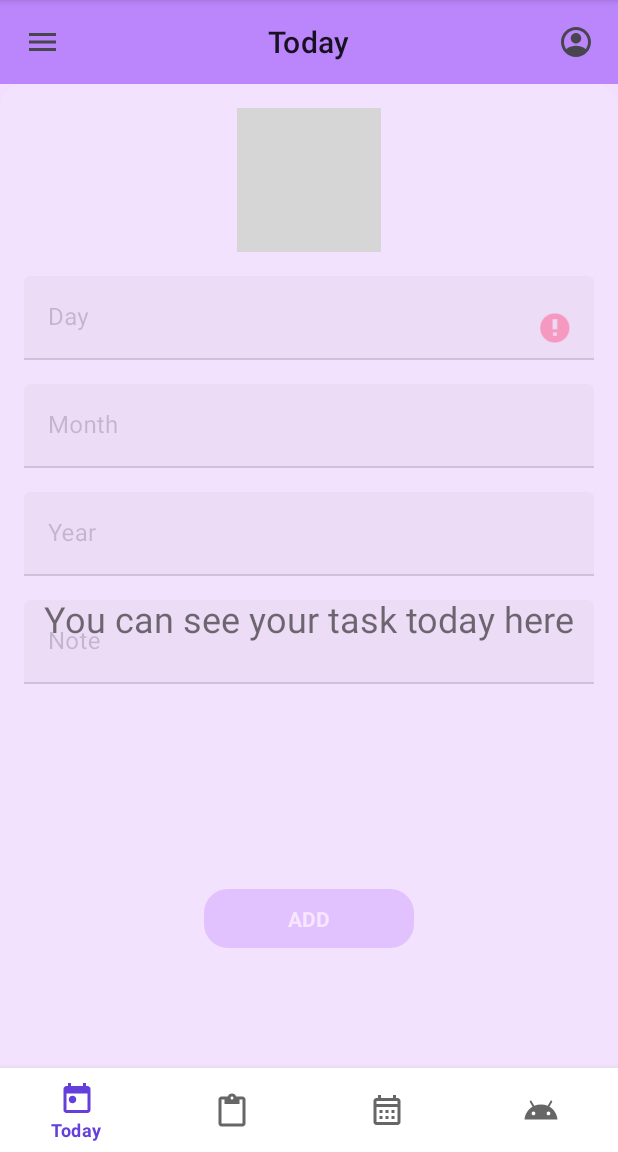
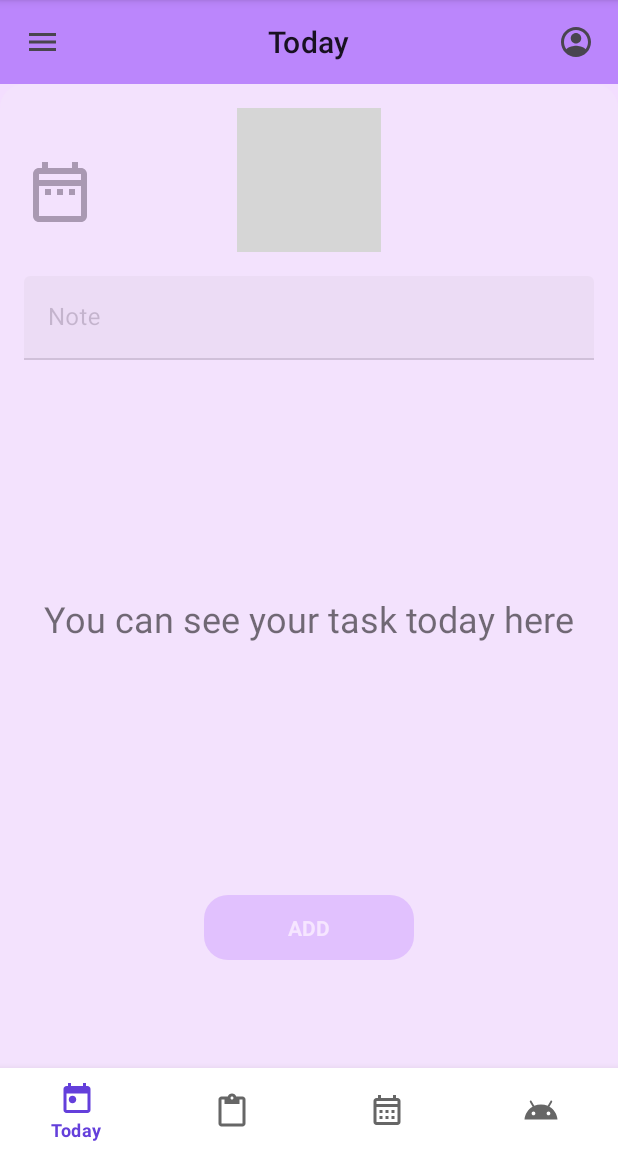
Before and after one commit to ProPTIT-ZERO/Personal-Assistant, an Android app: the fragment AddNoteFragment placed in its activity, after a tap on "ADD", on a phone screen of 412 x 824 dp, the part 84-1236 px from its top. Run offline under Robolectric (Android 15) with nearby library versions, the phone set to English and light mode, and no system bars; our stand-ins replace navigation-ui; grey boxes are pictures that could not be loaded.

Commit message:
Chỉnh lại UI cho đẹp tí

```diff
--- a/app/src/main/java/club/mobile/d21/personalassistant/ui/all_note/AddNoteFragment.kt
+++ b/app/src/main/java/club/mobile/d21/personalassistant/ui/all_note/AddNoteFragment.kt
@@ -1,5 +1,6 @@
 package club.mobile.d21.personalassistant.ui.all_note
 
+import android.app.DatePickerDialog
 import android.os.Bundle
 import android.view.LayoutInflater
 import android.view.View
@@ -8,8 +9,9 @@ import androidx.fragment.app.Fragment
 import club.mobile.d21.personalassistant.R
 import club.mobile.d21.personalassistant.databinding.FragmentAddNoteBinding
 import java.time.LocalDate
+import java.util.Calendar.*
 
-class AddNoteFragment() : Fragment() {
+class AddNoteFragment : Fragment() {
     private var _binding: FragmentAddNoteBinding? = null
     private val binding get() = _binding!!
     private lateinit var callBackNote: CallBackNote
@@ -17,7 +19,7 @@ class AddNoteFragment() : Fragment() {
         inflater: LayoutInflater,
         container: ViewGroup?,
         savedInstanceState: Bundle?
-    ): View? {
+    ): View {
         _binding = FragmentAddNoteBinding.inflate(inflater, container, false)
         return binding.root
     }
@@ -26,13 +28,24 @@ class AddNoteFragment() : Fragment() {
         initEvent()
     }
     private fun initEvent() {
+        var selectedDate: LocalDate? = null
+        binding.setDate.setOnClickListener {
+            val calendar = getInstance()
+            val datePickerDialog = DatePickerDialog(requireContext(),{
+                    datePicker, year:Int, month:Int, day:Int ->
+                    selectedDate = LocalDate.of(year, month+1,day)
+                binding.date.text = String.format("%2d / %2d / %4d",day,month,year)
+                binding.date.setBackgroundResource(R.drawable.bg_save_button)
+            },calendar.get(YEAR),
+                calendar.get(MONTH),
+                calendar.get(DAY_OF_MONTH))
+                datePickerDialog.show()
+        }
         binding.addButton.setOnClickListener {
-            if(!handleValidation()){
+            if(selectedDate == null || !handleValidation()){
                 return@setOnClickListener
             }
-            callBackNote.add(LocalDate.of(binding.yearEditText.text.toString().toInt(),
-                binding.monthEditText.text.toString().toInt(),
-                binding.dayEditText.text.toString().toInt()),
+            callBackNote.add(selectedDate!!,
                 binding.noteEditText.text.toString())
             val fragmentManager = parentFragmentManager
             fragmentManager.beginTransaction().remove(this).commit()
@@ -47,18 +60,6 @@ class AddNoteFragment() : Fragment() {
         }
     }
     private fun handleValidation(): Boolean {
-        if(binding.dayEditText.text.toString().isEmpty()){
-            binding.dayEditText.error = getString(R.string.please_enter_the_date)
-            return false
-        }
-        if(binding.monthEditText.text.toString().isEmpty()){
-            binding.monthEditText.error = getString(R.string.please_enter_the_month)
-            return false
-        }
-        if(binding.yearEditText.text.toString().isEmpty()){
-            binding.yearEditText.error = getString(R.string.please_enter_the_year)
-            return false
-        }
         if(binding.noteEditText.text.toString().isEmpty()){
             binding.noteEditText.error = getString(R.string.please_enter_your_note)
             return false
--- /dev/null
+++ b/app/src/main/res/drawable/ic_set_date.xml
@@ -0,0 +1,9 @@
+<vector xmlns:android="http://schemas.android.com/apk/res/android"
+    android:width="48dp"
+    android:height="48dp"
+    android:viewportWidth="48"
+    android:viewportHeight="48">
+  <path
+      android:pathData="M14,22H18V26H14V22ZM42,12V40C42,42.2 40.2,44 38,44H10C7.78,44 6,42.2 6,40L6.02,12C6.02,9.8 7.78,8 10,8H12V4H16V8H32V4H36V8H38C40.2,8 42,9.8 42,12ZM10,16H38V12H10V16ZM38,40V20H10V40H38ZM30,26H34V22H30V26ZM22,26H26V22H22V26Z"
+      android:fillColor="#000000"/>
+</vector>
--- a/app/src/main/res/layout/fragment_add_note.xml
+++ b/app/src/main/res/layout/fragment_add_note.xml
@@ -17,67 +17,40 @@
         app:layout_constraintStart_toStartOf="parent"
         app:layout_constraintTop_toTopOf="parent" />
 
-    <com.google.android.material.textfield.TextInputLayout
-        android:id="@+id/dayTextInputLayout"
-        android:layout_width="match_parent"
+    <TextView
+        android:id="@+id/setDate"
+        android:layout_width="wrap_content"
         android:layout_height="wrap_content"
-        android:layout_marginHorizontal="16dp"
-        android:layout_marginTop="16dp"
-        android:hint="@string/day"
+        android:layout_marginStart="16dp"
+        android:layout_marginTop="48dp"
+        android:background="@drawable/ic_set_date"
+        app:layout_constraintStart_toStartOf="parent"
+        app:layout_constraintTop_toTopOf="parent" />
+
+    <TextView
+        android:id="@+id/date"
+        android:layout_width="wrap_content"
+        android:layout_height="wrap_content"
+        android:background="@color/transparent"
+        android:textColor="@color/white"
+        android:textStyle="bold"
+        app:layout_constraintBottom_toBottomOf="@+id/setDate"
         app:layout_constraintEnd_toEndOf="parent"
-        app:layout_constraintStart_toStartOf="parent"
-        app:layout_constraintTop_toBottomOf="@+id/grabImageView">
-
-        <com.google.android.material.textfield.TextInputEditText
-            android:id="@+id/dayEditText"
-            android:layout_width="match_parent"
-            android:layout_height="match_parent"/>
-    </com.google.android.material.textfield.TextInputLayout>
-
-    <com.google.android.material.textfield.TextInputLayout
-        android:id="@+id/monthTextInputLayout"
-        android:layout_width="match_parent"
-        android:layout_height="wrap_content"
-        android:layout_marginHorizontal="16dp"
-        android:layout_marginTop="16dp"
-        android:hint="@string/month"
-        app:layout_constraintEnd_toEndOf="parent"
-        app:layout_constraintStart_toStartOf="parent"
-        app:layout_constraintTop_toBottomOf="@+id/dayTextInputLayout">
-
-        <com.google.android.material.textfield.TextInputEditText
-            android:id="@+id/monthEditText"
-            android:layout_width="match_parent"
-            android:layout_height="match_parent" />
-    </com.google.android.material.textfield.TextInputLayout>
-
-    <com.google.android.material.textfield.TextInputLayout
-        android:id="@+id/yearTextInputLayout"
-        android:layout_width="match_parent"
-        android:layout_height="wrap_content"
-        android:layout_marginHorizontal="16dp"
-        android:layout_marginTop="16dp"
-        android:hint="@string/year"
-        app:layout_constraintEnd_toEndOf="parent"
-        app:layout_constraintStart_toStartOf="parent"
-        app:layout_constraintTop_toBottomOf="@+id/monthTextInputLayout">
-
-        <com.google.android.material.textfield.TextInputEditText
-            android:id="@+id/yearEditText"
-            android:layout_width="match_parent"
-            android:layout_height="match_parent" />
-    </com.google.android.material.textfield.TextInputLayout>
+        app:layout_constraintStart_toEndOf="@+id/setDate"
+        app:layout_constraintTop_toTopOf="@+id/setDate"
+        android:textSize="24sp"
+        android:padding="8dp"/>
 
     <com.google.android.material.textfield.TextInputLayout
         android:id="@+id/noteTextInputLayout"
         android:layout_width="match_parent"
         android:layout_height="wrap_content"
         android:layout_marginHorizontal="16dp"
-        android:layout_marginTop="16dp"
+        android:layout_marginTop="32dp"
         android:hint="@string/note"
         app:layout_constraintEnd_toEndOf="parent"
         app:layout_constraintStart_toStartOf="parent"
-        app:layout_constraintTop_toBottomOf="@+id/yearTextInputLayout">
+        app:layout_constraintTop_toBottomOf="@+id/setDate">
 
         <com.google.android.material.textfield.TextInputEditText
             android:id="@+id/noteEditText"
@@ -89,17 +62,15 @@
         android:id="@+id/addButton"
         android:layout_width="wrap_content"
         android:layout_height="wrap_content"
-        android:layout_marginTop="96dp"
-        android:layout_marginBottom="24dp"
+        android:layout_marginBottom="128dp"
         android:background="@drawable/bg_save_button"
         android:paddingHorizontal="56dp"
-        android:paddingVertical="10dp"
+        android:paddingVertical="12dp"
         android:text="@string/add"
         android:textColor="@color/white"
         android:textStyle="bold"
         app:layout_constraintBottom_toBottomOf="parent"
         app:layout_constraintEnd_toEndOf="parent"
-        app:layout_constraintStart_toStartOf="parent"
-        app:layout_constraintTop_toBottomOf="@+id/yearTextInputLayout" />
+        app:layout_constraintStart_toStartOf="parent" />
 
 </androidx.constraintlayout.widget.ConstraintLayout>
--- a/app/src/main/res/values/strings.xml
+++ b/app/src/main/res/values/strings.xml
@@ -23,4 +23,5 @@
     <string name="task">Enter your task here</string>
     <string name="choose">Choose priority</string>
     <string name="detail">Detail</string>
+    <string name="setDatePicker">Set date picker</string>
 </resources>
```
